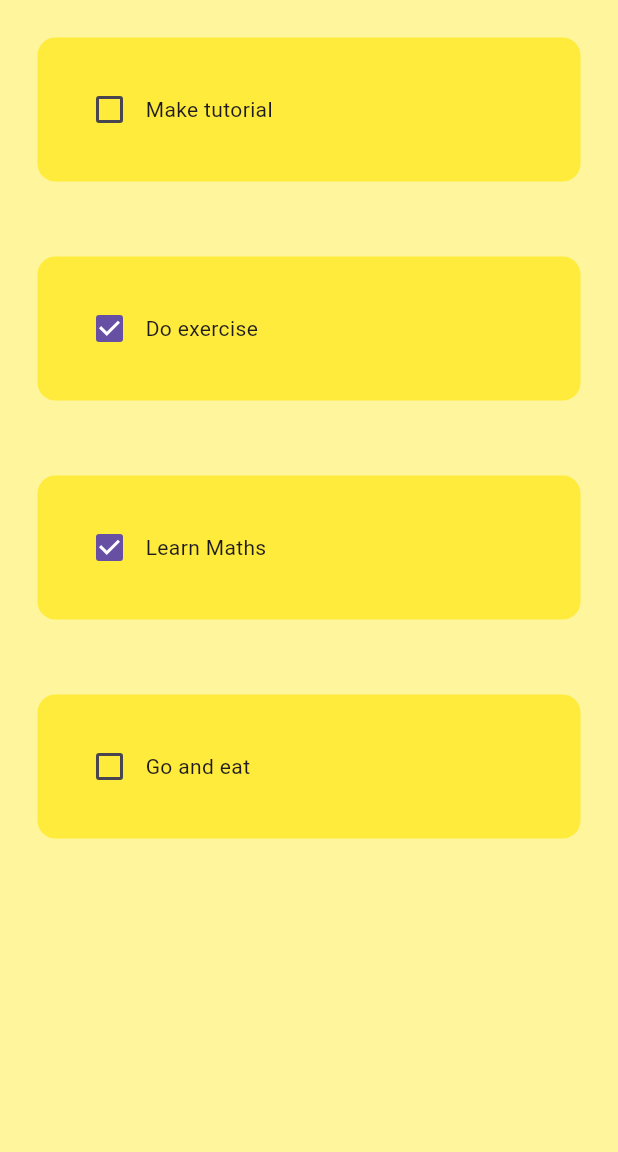
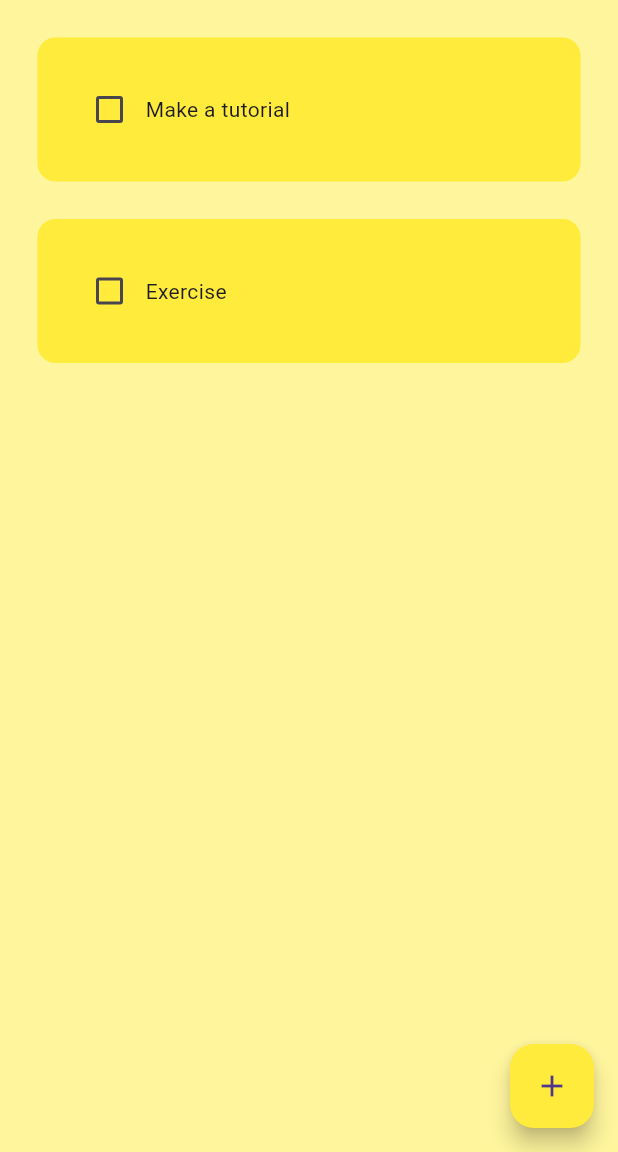
Before and after one commit to CheychouJunior/ToDo-app, a Flutter app: the screen it shows after launch, on a phone screen of 412 x 824 dp, the part 84-1236 px from its top. Run offline on Flutter 3.47's test engine with Material 3 defaults, Android fonts, the phone set to English and light mode, and no system bars; drawn by our look-alikes of flutter_slidable.

Commit message:
Create and delete actions already implemented. Starting persistent save

```diff
--- a/lib/pages/home_page.dart
+++ b/lib/pages/home_page.dart
@@ -1,4 +1,5 @@
 import "package:flutter/material.dart";
+import "package:todo_app/util/dialog_box.dart";
 import "package:todo_app/util/todo_tile.dart";
 
 class HomePage extends StatefulWidget {
@@ -9,6 +10,50 @@ class HomePage extends StatefulWidget {
 }
 
 class _HomePageState extends State<HomePage> {
+  List toDoList = [
+    ["Make a tutorial", false],
+    ["Exercise", false]
+  ];
+
+  final _controller = TextEditingController();
+
+  // function for checkbox
+  checkBoxChanged(bool? value, int index) {
+    setState(() {
+      toDoList[index][1] = !toDoList[index][1];
+    });
+  }
+
+  // Save new task
+  void saveNewTask() {
+    setState(() {
+      toDoList.add([_controller.text, false]);
+      _controller.clear();
+    });
+    Navigator.of(context).pop();
+  }
+
+  // function to create a new task
+  void createNewTask() {
+    showDialog(
+      context: context,
+      builder: (context) {
+        return DialogBox(
+          controller: _controller,
+          onSave: saveNewTask,
+          onCancel: () => Navigator.of(context).pop(),
+        );
+      },
+    );
+  }
+
+  // function to delete a task
+  void deleteTask(int index) {
+    setState(() {
+      toDoList.removeAt(index);
+    });
+  }
+
   @override
   Widget build(BuildContext context) {
     return Scaffold(
@@ -18,29 +63,21 @@ class _HomePageState extends State<HomePage> {
         title: Center(child: Text("TO DO")),
         elevation: 0,
       ),
-      body: ListView(
-        children: [
-          ToDoTile(
-            taskName: "Make tutorial",
-            taskCompleted: false,
-            onChanged: (p0) {},
-          ),
-          ToDoTile(
-            taskName: "Do exercise",
-            taskCompleted: true,
-            onChanged: (p0) {},
-          ),
-          ToDoTile(
-            taskName: "Learn Maths",
-            taskCompleted: true,
-            onChanged: (p0) {},
-          ),
-          ToDoTile(
-            taskName: "Go and eat",
-            taskCompleted: false,
-            onChanged: (p0) {},
-          ),
-        ],
+      floatingActionButton: FloatingActionButton(
+        onPressed: createNewTask,
+        child: Icon(Icons.add),
+        backgroundColor: Colors.yellow,
+      ),
+      body: ListView.builder(
+        itemCount: toDoList.length,
+        itemBuilder: (context, index) {
+          return ToDoTile(
+            taskName: toDoList[index][0],
+            taskCompleted: toDoList[index][1],
+            onChanged: (value) => checkBoxChanged(value, index),
+            deleteFunction: (context) => deleteTask(index),
+          );
+        },
       ),
     );
   }
--- a/lib/util/todo_tile.dart
+++ b/lib/util/todo_tile.dart
@@ -1,29 +1,55 @@
 import "package:flutter/material.dart";
+import "package:flutter_slidable/flutter_slidable.dart";
 
 class ToDoTile extends StatelessWidget {
   final String taskName;
   final bool taskCompleted;
   Function(bool?)? onChanged;
+  Function(BuildContext)? deleteFunction;
 
   ToDoTile(
       {super.key,
       required this.taskName,
       required this.taskCompleted,
-      required this.onChanged});
+      required this.onChanged,
+      required this.deleteFunction});
 
   @override
   Widget build(BuildContext context) {
     return Padding(
-      padding: const EdgeInsets.all(25),
+      padding: const EdgeInsets.only(left: 25, right: 25, top: 25),
+      child: Slidable(
+        endActionPane: ActionPane(
+          motion: StretchMotion(),
+          children: [
+            SlidableAction(
+              onPressed: deleteFunction,
+              icon: Icons.delete,
+              backgroundColor: Colors.red.shade300,
+              borderRadius: BorderRadius.circular(12),
+            ),
+          ],
+        ),
         child: Container(
           padding: EdgeInsets.all(24),
+          // ignore: sort_child_properties_last
           child: Row(
             children: [
               // checkbox
-            Checkbox(value: taskCompleted, onChanged: onChanged),
+              Checkbox(
+                value: taskCompleted,
+                onChanged: onChanged,
+                activeColor: Colors.black,
+              ),
 
               // Task name
-            Text(taskName),
+              Text(
+                taskName,
+                style: TextStyle(
+                    decoration: taskCompleted
+                        ? TextDecoration.lineThrough
+                        : TextDecoration.none),
+              ),
             ],
           ),
           decoration: BoxDecoration(
@@ -31,6 +57,7 @@ class ToDoTile extends StatelessWidget {
             borderRadius: BorderRadius.circular(12),
           ),
         ),
+      ),
     );
   }
 }
--- a/pubspec.yaml
+++ b/pubspec.yaml
@@ -30,11 +30,14 @@ environment:
 dependencies:
   flutter:
     sdk: flutter
+  hive: ^2.2.3
+  hive_flutter: ^1.1.0
 
 
   # The following adds the Cupertino Icons font to your application.
   # Use with the CupertinoIcons class for iOS style icons.
   cupertino_icons: ^1.0.6
+  flutter_slidable: ^3.1.0
 
 dev_dependencies:
   flutter_test:
```
Also changed, not shown: lib/util/dialog_box.dart (added, +46 -0 lines), lib/util/my_button.dart (added, +16 -0 lines), pubspec.lock. Lines whose indentation alone changed are shown as unchanged.
